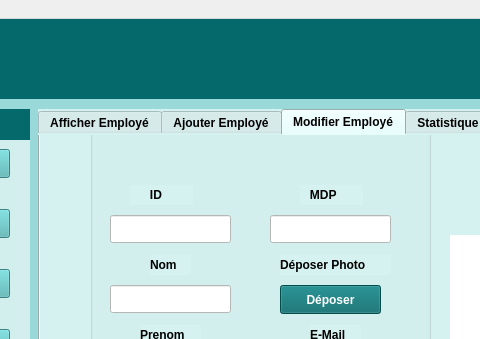
First picture: the form in mainwindow.ui, repository hamzaoui45/projetc-, before the edit; both pictures show x 161 to 641 and y 0 to 339 of the 1136 by 662 pixel window.
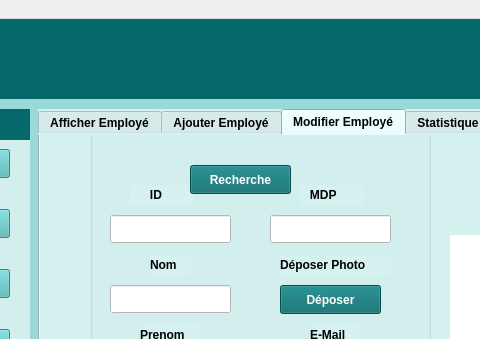
Second picture: the form after the edit. The open tabs and pages were chosen to show the change. Icons and pictures are not drawn.

```diff
--- a/mainwindow.ui
+++ b/mainwindow.ui
@@ -9205,6 +9205,228 @@
          </property>
         </item>
        </widget>
+       <widget class="QPushButton" name="set">
+        <property name="geometry">
+         <rect>
+          <x>100</x>
+          <y>60</y>
+          <width>101</width>
+          <height>29</height>
+         </rect>
+        </property>
+        <property name="palette">
+         <palette>
+          <active>
+           <colorrole role="WindowText">
+            <brush brushstyle="SolidPattern">
+             <color alpha="255">
+              <red>255</red>
+              <green>255</green>
+              <blue>255</blue>
+             </color>
+            </brush>
+           </colorrole>
+           <colorrole role="Button">
+            <brush brushstyle="SolidPattern">
+             <color alpha="255">
+              <red>5</red>
+              <green>105</green>
+              <blue>107</blue>
+             </color>
+            </brush>
+           </colorrole>
+           <colorrole role="Text">
+            <brush brushstyle="SolidPattern">
+             <color alpha="255">
+              <red>255</red>
+              <green>255</green>
+              <blue>255</blue>
+             </color>
+            </brush>
+           </colorrole>
+           <colorrole role="ButtonText">
+            <brush brushstyle="SolidPattern">
+             <color alpha="255">
+              <red>245</red>
+              <green>250</green>
+              <blue>255</blue>
+             </color>
+            </brush>
+           </colorrole>
+           <colorrole role="Base">
+            <brush brushstyle="SolidPattern">
+             <color alpha="255">
+              <red>5</red>
+              <green>105</green>
+              <blue>107</blue>
+             </color>
+            </brush>
+           </colorrole>
+           <colorrole role="Window">
+            <brush brushstyle="SolidPattern">
+             <color alpha="255">
+              <red>5</red>
+              <green>105</green>
+              <blue>107</blue>
+             </color>
+            </brush>
+           </colorrole>
+           <colorrole role="PlaceholderText">
+            <brush brushstyle="SolidPattern">
+             <color alpha="128">
+              <red>255</red>
+              <green>255</green>
+              <blue>255</blue>
+             </color>
+            </brush>
+           </colorrole>
+          </active>
+          <inactive>
+           <colorrole role="WindowText">
+            <brush brushstyle="SolidPattern">
+             <color alpha="255">
+              <red>255</red>
+              <green>255</green>
+              <blue>255</blue>
+             </color>
+            </brush>
+           </colorrole>
+           <colorrole role="Button">
+            <brush brushstyle="SolidPattern">
+             <color alpha="255">
+              <red>5</red>
+              <green>105</green>
+              <blue>107</blue>
+             </color>
+            </brush>
+           </colorrole>
+           <colorrole role="Text">
+            <brush brushstyle="SolidPattern">
+             <color alpha="255">
+              <red>255</red>
+              <green>255</green>
+              <blue>255</blue>
+             </color>
+            </brush>
+           </colorrole>
+           <colorrole role="ButtonText">
+            <brush brushstyle="SolidPattern">
+             <color alpha="255">
+              <red>245</red>
+              <green>250</green>
+              <blue>255</blue>
+             </color>
+            </brush>
+           </colorrole>
+           <colorrole role="Base">
+            <brush brushstyle="SolidPattern">
+             <color alpha="255">
+              <red>5</red>
+              <green>105</green>
+              <blue>107</blue>
+             </color>
+            </brush>
+           </colorrole>
+           <colorrole role="Window">
+            <brush brushstyle="SolidPattern">
+             <color alpha="255">
+              <red>5</red>
+              <green>105</green>
+              <blue>107</blue>
+             </color>
+            </brush>
+           </colorrole>
+           <colorrole role="PlaceholderText">
+            <brush brushstyle="SolidPattern">
+             <color alpha="128">
+              <red>255</red>
+              <green>255</green>
+              <blue>255</blue>
+             </color>
+            </brush>
+           </colorrole>
+          </inactive>
+          <disabled>
+           <colorrole role="WindowText">
+            <brush brushstyle="SolidPattern">
+             <color alpha="255">
+              <red>255</red>
+              <green>255</green>
+              <blue>255</blue>
+             </color>
+            </brush>
+           </colorrole>
+           <colorrole role="Button">
+            <brush brushstyle="SolidPattern">
+             <color alpha="255">
+              <red>5</red>
+              <green>105</green>
+              <blue>107</blue>
+             </color>
+            </brush>
+           </colorrole>
+           <colorrole role="Text">
+            <brush brushstyle="SolidPattern">
+             <color alpha="255">
+              <red>255</red>
+              <green>255</green>
+              <blue>255</blue>
+             </color>
+            </brush>
+           </colorrole>
+           <colorrole role="ButtonText">
+            <brush brushstyle="SolidPattern">
+             <color alpha="255">
+              <red>255</red>
+              <green>255</green>
+              <blue>255</blue>
+             </color>
+            </brush>
+           </colorrole>
+           <colorrole role="Base">
+            <brush brushstyle="SolidPattern">
+             <color alpha="255">
+              <red>5</red>
+              <green>105</green>
+              <blue>107</blue>
+             </color>
+            </brush>
+           </colorrole>
+           <colorrole role="Window">
+            <brush brushstyle="SolidPattern">
+             <color alpha="255">
+              <red>5</red>
+              <green>105</green>
+              <blue>107</blue>
+             </color>
+            </brush>
+           </colorrole>
+           <colorrole role="PlaceholderText">
+            <brush brushstyle="SolidPattern">
+             <color alpha="128">
+              <red>255</red>
+              <green>255</green>
+              <blue>255</blue>
+             </color>
+            </brush>
+           </colorrole>
+          </disabled>
+         </palette>
+        </property>
+        <property name="font">
+         <font>
+          <italic>false</italic>
+          <bold>true</bold>
+         </font>
+        </property>
+        <property name="styleSheet">
+         <string notr="true">background-color: #05696b;
+color: white;</string>
+        </property>
+        <property name="text">
+         <string>Recherche</string>
+        </property>
+       </widget>
       </widget>
       <widget class="QLabel" name="label_29">
        <property name="geometry">
```
Left out of the diff: 41 changed lines with no effect on the pictures.
